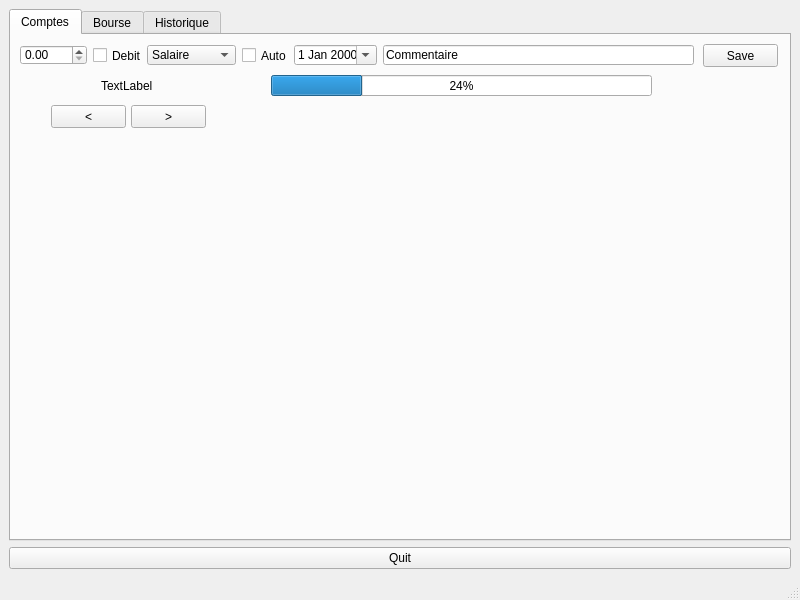
Before: the Qt Designer form mainwindow.ui in MaximeAeva/TheWallet, drawn with Qt 5.
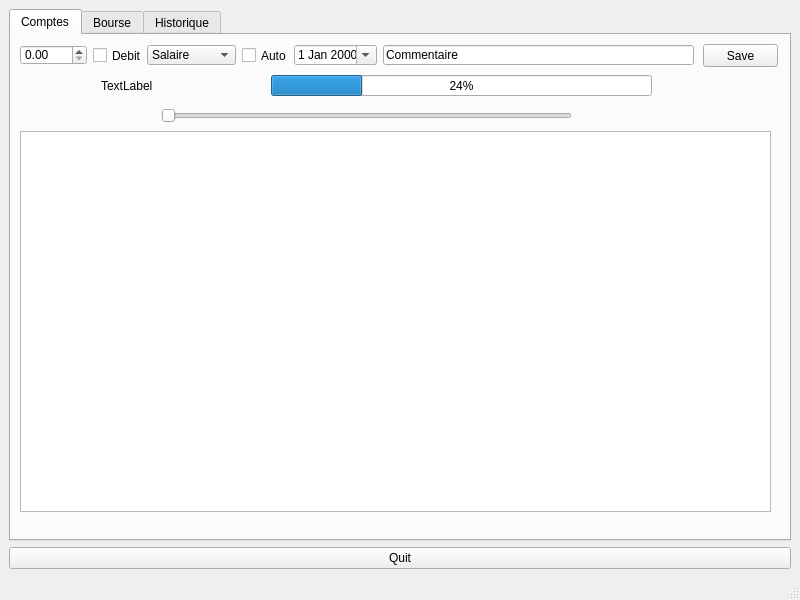
After: the same form once the commit is applied. The open tabs and pages were chosen to show the change. Custom widgets are drawn as their Qt base class.

Commit message: Release mode is ok :l

What changed in the file:
```diff
--- a/mainwindow.ui
+++ b/mainwindow.ui
@@ -217,32 +217,36 @@
           </property>
          </widget>
         </widget>
-        <widget class="QWidget" name="page_2"/>
+        <widget class="QWidget" name="page_2">
+         <widget class="QChartView" name="graphicsView_2">
+          <property name="geometry">
+           <rect>
+            <x>0</x>
+            <y>0</y>
+            <width>751</width>
+            <height>381</height>
+           </rect>
+          </property>
+          <property name="font">
+           <font>
+            <stylestrategy>PreferAntialias</stylestrategy>
+           </font>
+          </property>
+         </widget>
+        </widget>
+        <widget class="QWidget" name="page_3"/>
        </widget>
-       <widget class="QPushButton" name="stackAfter">
+       <widget class="QSlider" name="slider">
         <property name="geometry">
          <rect>
-          <x>120</x>
+          <x>150</x>
           <y>70</y>
-          <width>75</width>
-          <height>23</height>
+          <width>411</width>
+          <height>22</height>
          </rect>
         </property>
-        <property name="text">
-         <string>&gt;</string>
-        </property>
-       </widget>
-       <widget class="QPushButton" name="stackBefore">
-        <property name="geometry">
-         <rect>
-          <x>40</x>
-          <y>70</y>
-          <width>75</width>
-          <height>23</height>
-         </rect>
-        </property>
-        <property name="text">
-         <string>&lt;</string>
+        <property name="orientation">
+         <enum>Qt::Horizontal</enum>
         </property>
        </widget>
       </widget>
```
Left out of the diff: 24 changed lines with no effect on the pictures. The commit also changes 1 other file.
